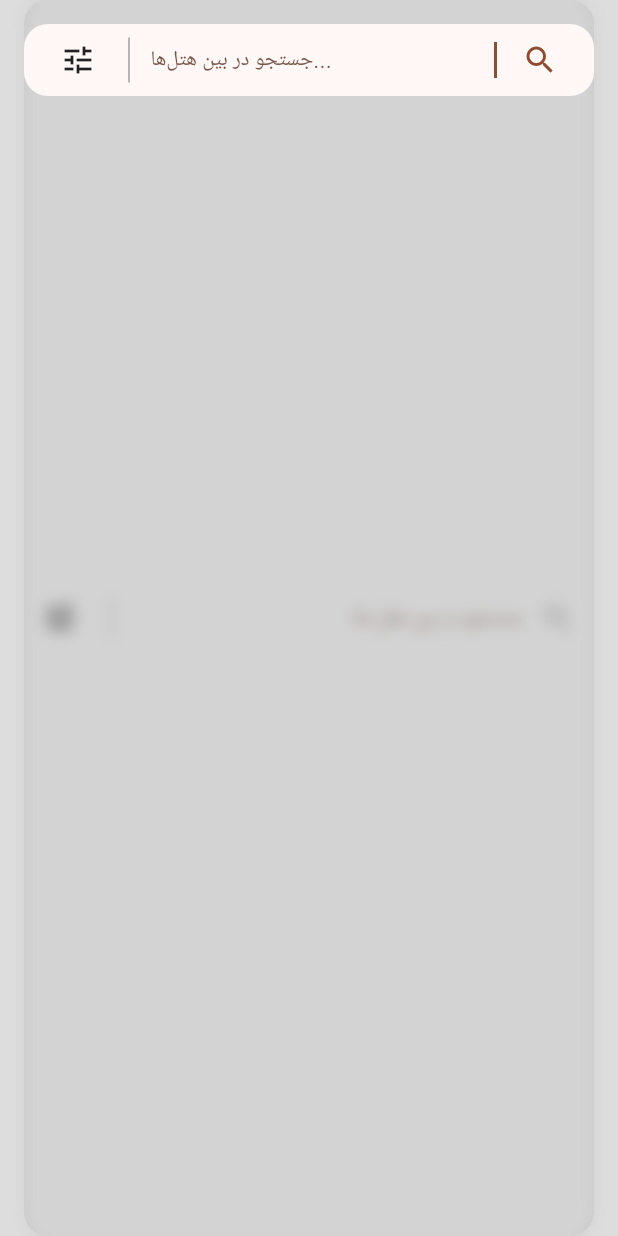
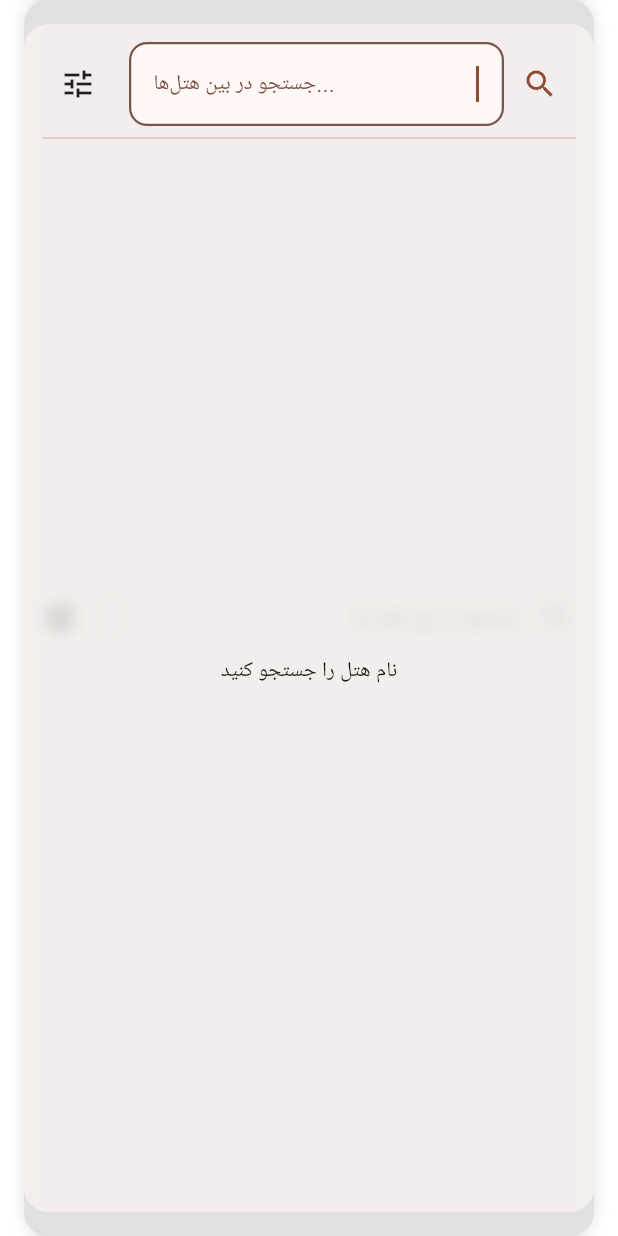
Before and after one commit to Aref18/hoteli, a Flutter app: the Searchbar screen opened directly, after a tap on the "search" icon, on a phone screen of 412 x 824 dp. Run offline on Flutter 3.47's test engine with Material 3 defaults, Android fonts, the phone set to English and light mode, and no system bars; our stand-ins replace carousel_slider, flutter_map, flutter_native_splash, image_picker, latlong2, persistent_bottom_nav_bar and 1 more; missing offline and left inert: persian_datetime_picker; accounts and stored records are empty; Roboto replaces fonts that are missing (sahel).

Commit message:
add searching in hotels

```diff
--- a/lib/features/home/presentation/widgets/searchbar.dart
+++ b/lib/features/home/presentation/widgets/searchbar.dart
@@ -1,6 +1,10 @@
 import 'dart:ui';
 import 'package:flutter/material.dart';
+import 'package:hoteli/core/utils/network.dart';
+import 'package:hoteli/features/details/presentation/hotel_detail_page.dart';
+import 'package:hoteli/features/home/presentation/provider/home_provider.dart';
 import 'package:hoteli/features/home/presentation/widgets/sort_filter.dart';
+import 'package:provider/provider.dart';
 
 class Searchbar extends StatefulWidget {
   const Searchbar({super.key});
@@ -11,22 +15,21 @@ class Searchbar extends StatefulWidget {
 
 class _SearchbarState extends State<Searchbar> {
   final TextEditingController _searchController = TextEditingController();
+  final TextEditingController _dialogSearchController = TextEditingController();
 
   void _openSearchDialog() {
     showGeneralDialog(
       context: context,
       barrierDismissible: true,
       barrierLabel: "Search",
-      barrierColor: Colors.grey.withOpacity(0.2),
+      barrierColor: Colors.transparent,
       pageBuilder: (context, anim1, anim2) {
-        final tempController =
-            TextEditingController(text: _searchController.text);
+        _dialogSearchController.text = _searchController.text;
+
         return GestureDetector(
           onTap: () {
-            // زمانی که روی بلور کلیک شد، متن رو ذخیره کن و ببند
-            _searchController.text = tempController.text;
+            _searchController.text = _dialogSearchController.text;
             Navigator.of(context).pop();
-            setState(() {}); // تا UI آپدیت شه
           },
           child: BackdropFilter(
             filter: ImageFilter.blur(sigmaX: 5, sigmaY: 5),
@@ -36,58 +39,124 @@ class _SearchbarState extends State<Searchbar> {
                 body: Padding(
                   padding: const EdgeInsets.all(16),
                   child: GestureDetector(
-                    onTap: () {}, // جلوگیری از بستن وقتی روی خود باکس کلیک شد
+                    onTap: () {},
                     child: Container(
-                      padding: const EdgeInsets.symmetric(horizontal: 12),
+                      padding: const EdgeInsets.all(12),
                       decoration: BoxDecoration(
-                        color: Theme.of(context).colorScheme.surface,
+                        color: Theme.of(context)
+                            .colorScheme
+                            .surface
+                            .withOpacity(0.6),
                         borderRadius: BorderRadius.circular(16),
                       ),
-                      child: Row(
+                      child: StatefulBuilder(
+                        builder: (context, setState) {
+                          return Column(
+                            children: [
+                              Row(
                                 children: [
                                   SortFilter(),
-                          SizedBox(
-                            height: 30,
-                            child: VerticalDivider(
-                              color: Theme.of(context).colorScheme.outline,
-                              width: 20,
-                              thickness: 1,
-                            ),
-                          ),
+                                  const SizedBox(width: 10),
                                   Expanded(
                                     child: TextField(
-                              controller: tempController,
+                                      controller: _dialogSearchController,
                                       autofocus: true,
+                                      onChanged: (value) {
+                                        setState(() {}); // ✅ آپدیت لیست زنده
+                                      },
                                       textDirection: TextDirection.rtl,
                                       decoration: const InputDecoration(
                                         hintText: "جستجو در بین هتل‌ها...",
                                         border: InputBorder.none,
-                                enabledBorder: InputBorder.none,
-                                focusedBorder: InputBorder.none,
-                                contentPadding:
-                                    EdgeInsets.symmetric(vertical: 12),
                                       ),
-                              onSubmitted: (value) {
-                                _searchController.text = value;
-                                Navigator.of(context).pop();
-                                setState(() {});
-                              },
                                     ),
                                   ),
                                   IconButton(
                                     onPressed: () {
-                              _searchController.text = tempController.text;
+                                      _searchController.text =
+                                          _dialogSearchController.text;
                                       Navigator.of(context).pop();
-                              setState(() {});
                                     },
-                            icon: Icon(
-                              Icons.search,
-                              color: Theme.of(context).colorScheme.primary,
+                                    icon: Icon(Icons.search,
+                                        color: Theme.of(context)
+                                            .colorScheme
+                                            .primary),
+                                  ),
+                                ],
+                              ),
+                              const Divider(),
+                              Expanded(
+                                child: Consumer<HomeProvider>(
+                                  builder: (context, homeProvider, _) {
+                                    final query = _dialogSearchController.text
+                                        .trim()
+                                        .toLowerCase();
+
+                                    if (query.isEmpty) {
+                                      return const Center(
+                                          child: Text("نام هتل را جستجو کنید"));
+                                    }
+
+                                    final matchedHotels = homeProvider.hotels
+                                        .where((hotel) => hotel.name
+                                            .toLowerCase()
+                                            .contains(query))
+                                        .toList();
+
+                                    if (matchedHotels.isEmpty) {
+                                      return const Center(
+                                          child: Text("هتلی یافت نشد"));
+                                    }
+
+                                    return ListView.separated(
+                                      separatorBuilder: (context, index) =>
+                                          const Divider(
+                                        height: 1,
+                                        thickness: 1,
+                                        color: Colors.black,
+                                      ),
+                                      itemCount: matchedHotels.length,
+                                      itemBuilder: (context, index) {
+                                        final hotel = matchedHotels[index];
+                                        return ListTile(
+                                          leading: Container(
+                                            padding: const EdgeInsets.symmetric(
+                                                vertical: 5),
+                                            child: ClipRRect(
+                                              borderRadius:
+                                                  BorderRadius.circular(8),
+                                              child: Image.network(
+                                                networkUrl(hotel.images[0]),
+                                                width: 100,
+                                                height: double.infinity,
+                                                fit: BoxFit.contain,
                                               ),
                                             ),
-
-                          // آیکون حذف شد چون فقط با کلیک بیرونی قراره بسته شه
+                                          ),
+                                          title: Text(
+                                            hotel.name,
+                                            textAlign: TextAlign.end,
+                                          ),
+                                          onTap: () {
+                                            Navigator.of(context).pop();
+                                            Navigator.push(
+                                              context,
+                                              MaterialPageRoute(
+                                                builder: (_) => HotelDetailPage(
+                                                  hotelId: hotel.id,
+                                                ),
+                                              ),
+                                            );
+                                          },
+                                        );
+                                      },
+                                    );
+                                  },
+                                ),
+                              ),
                             ],
+                          );
+                        },
                       ),
                     ),
                   ),
@@ -114,10 +183,10 @@ class _SearchbarState extends State<Searchbar> {
         child: Row(
           children: [
             SortFilter(),
-            SizedBox(
+            const SizedBox(
               height: 30,
               child: VerticalDivider(
-                color: theme.colorScheme.outline,
+                color: Colors.grey,
                 width: 20,
                 thickness: 1,
               ),
--- a/lib/main.dart
+++ b/lib/main.dart
@@ -52,7 +52,7 @@ void main() async {
         ),
         ChangeNotifierProvider(
           create: (_) => BookingProvider(),
-        )
+        ),
       ],
       child: const Hoteli(),
     ),
```
Lines whose indentation alone changed are shown as unchanged.
